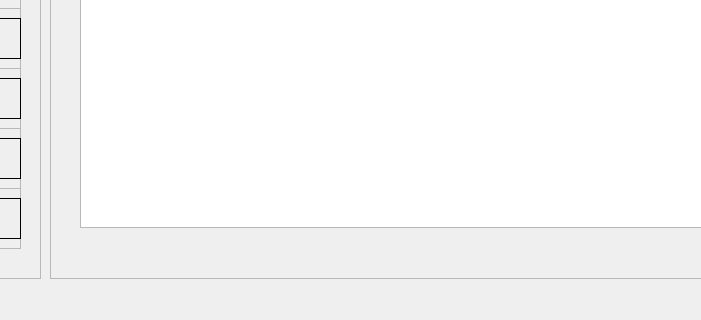
Qt form DataLogger/HexLogger/mainwindow.ui (KamilKAYA/Qt) before a commit; both pictures show x 180 to 881 and y 412 to 732 of the 1278 by 732 pixel window.
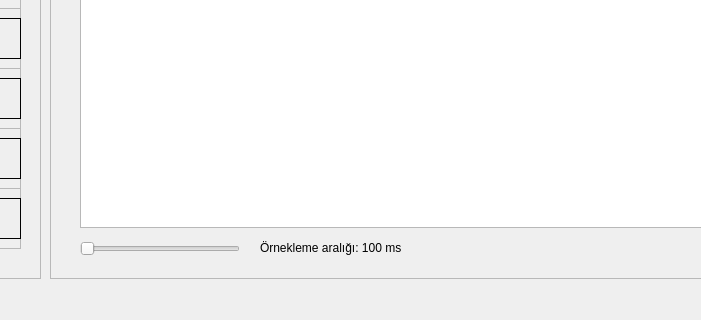
The same form after that commit.

The edit to the form file:
```diff
--- a/DataLogger/HexLogger/mainwindow.ui
+++ b/DataLogger/HexLogger/mainwindow.ui
@@ -820,6 +820,47 @@
       <enum>Qt::ScrollBarAlwaysOff</enum>
      </property>
     </widget>
+    <widget class="QSlider" name="scaleBar">
+     <property name="geometry">
+      <rect>
+       <x>30</x>
+       <y>640</y>
+       <width>160</width>
+       <height>22</height>
+      </rect>
+     </property>
+     <property name="minimum">
+      <number>100</number>
+     </property>
+     <property name="maximum">
+      <number>5000</number>
+     </property>
+     <property name="singleStep">
+      <number>100</number>
+     </property>
+     <property name="pageStep">
+      <number>500</number>
+     </property>
+     <property name="orientation">
+      <enum>Qt::Horizontal</enum>
+     </property>
+     <property name="tickInterval">
+      <number>100</number>
+     </property>
+    </widget>
+    <widget class="QLabel" name="timeScaleLabel">
+     <property name="geometry">
+      <rect>
+       <x>210</x>
+       <y>640</y>
+       <width>361</width>
+       <height>20</height>
+      </rect>
+     </property>
+     <property name="text">
+      <string>Örnekleme aralığı: 100 ms</string>
+     </property>
+    </widget>
    </widget>
   </widget>
   <widget class="QMenuBar" name="menubar">
```
Left out of the diff: 2 changed lines with no effect on the pictures.
